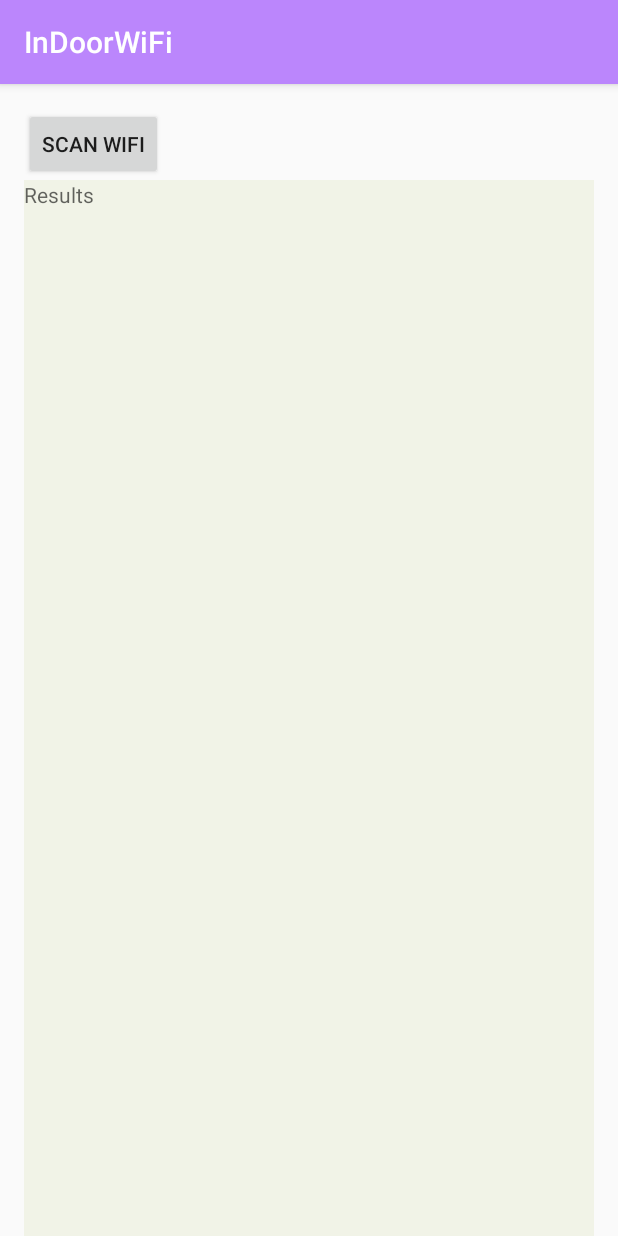
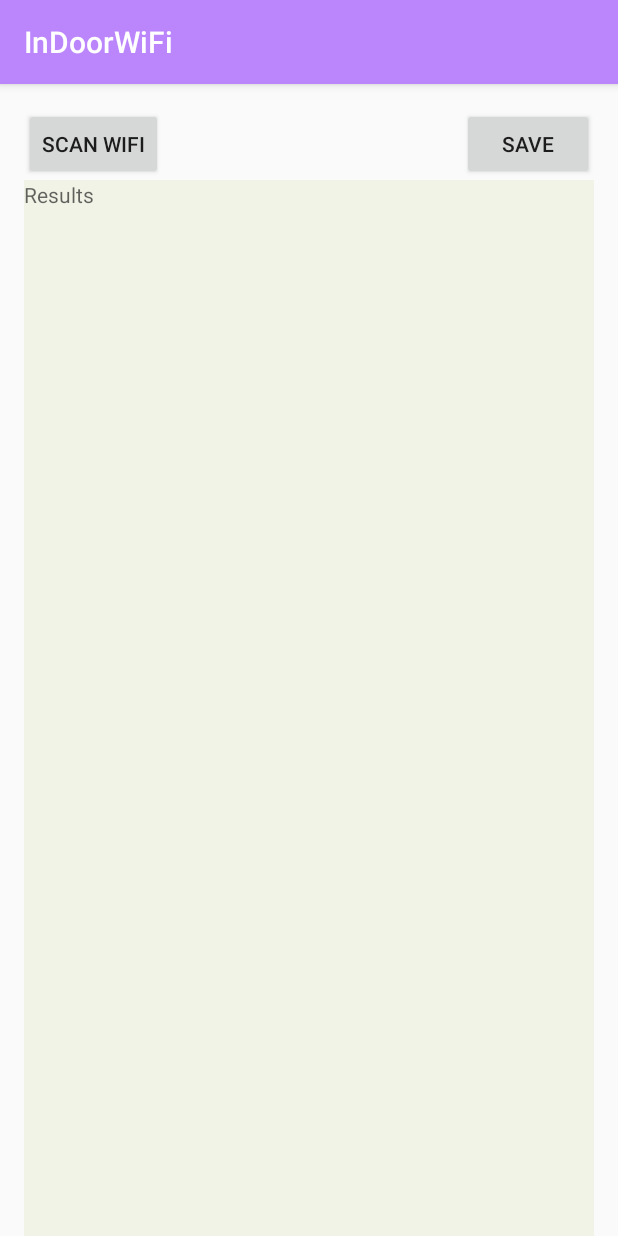
Before and after one commit to KNG-Dahlta/InDoorWiFi, an Android app: the screen it shows after launch (MainActivity), on a phone screen of 412 x 824 dp. Run offline under Robolectric (Android 15) with nearby library versions, the phone set to English and light mode, and no system bars.

Commit message:
Functionality added: after the scan has been completed, text file is created/updated (on click 'Save' button) containing the results of the scan and the time stamp.

```diff
--- a/app/src/main/AndroidManifest.xml
+++ b/app/src/main/AndroidManifest.xml
@@ -7,6 +7,9 @@
     <uses-permission android:name="android.permission.ACCESS_NETWORK_STATE" />
     <uses-permission android:name="android.permission.ACCESS_COARSE_LOCATION" />
     <uses-permission android:name="android.permission.ACCESS_FINE_LOCATION" />
+    <uses-permission android:name="android.permission.WRITE_EXTERNAL_STORAGE" />
+    <uses-permission android:name="android.permission.READ_EXTERNAL_STORAGE" />
+    <uses-permission android:name="android.permission.MANAGE_EXTERNAL_STORAGE" />
 
     <application
         android:allowBackup="true"
@@ -19,7 +22,6 @@
             android:exported="true">
             <intent-filter>
                 <action android:name="android.intent.action.MAIN" />
-
                 <category android:name="android.intent.category.LAUNCHER" />
             </intent-filter>
         </activity>
--- a/app/src/main/res/layout/activity_main.xml
+++ b/app/src/main/res/layout/activity_main.xml
@@ -33,4 +33,14 @@
         app:layout_constraintTop_toBottomOf="@+id/button_scan"
         tools:ignore="TextViewEdits" />
 
+    <Button
+        android:id="@+id/saveBtn"
+        android:layout_width="wrap_content"
+        android:layout_height="wrap_content"
+        android:layout_marginEnd="16dp"
+        android:layout_marginTop="16dp"
+        android:text="@string/save"
+        app:layout_constraintEnd_toEndOf="parent"
+        app:layout_constraintTop_toTopOf="parent" />
+
 </androidx.constraintlayout.widget.ConstraintLayout>
--- a/app/src/main/res/values/strings.xml
+++ b/app/src/main/res/values/strings.xml
@@ -2,4 +2,5 @@
     <string name="app_name">InDoorWiFi</string>
     <string name="button_scan">Scan Wifi</string>
     <string name="results_view">Results</string>
+    <string name="save">Save</string>
 </resources>
```
Also changed, not shown: app/src/main/java/com/example/wifi/MainActivity.java (+40 -5 lines).
